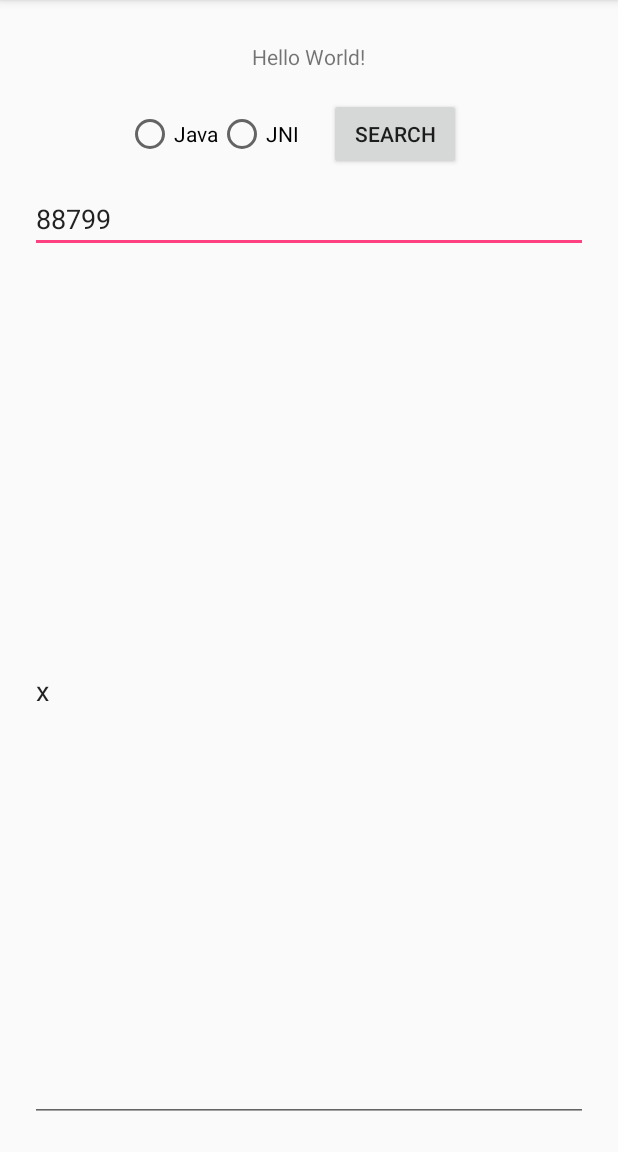
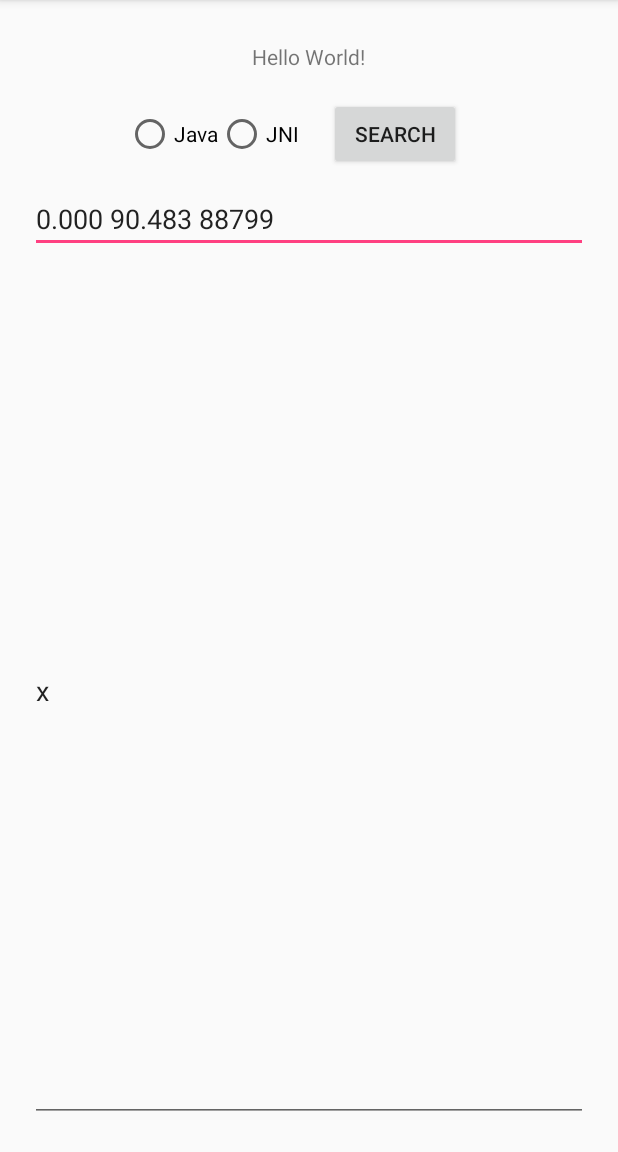
Before and after one commit to shobhitagarwal1612/SearchNative, an Android app: the screen it shows after launch (MainActivity), on a phone screen of 412 x 824 dp, the part 84-1236 px from its top. Run offline under Robolectric (Android 15) with nearby library versions, the phone set to English and light mode, and no system bars; 1 statement that could not run was skipped.

Commit message:
Makes the search value more complex to increase processing time

```diff
--- a/app/src/main/res/layout/activity_main.xml
+++ b/app/src/main/res/layout/activity_main.xml
@@ -60,7 +60,7 @@
         android:layout_height="wrap_content"
         android:ems="10"
         android:hint="@string/search_query"
-        android:text="88799"
+        android:text="@string/search_value"
         android:inputType="textPersonName" />
 
     <EditText
--- a/app/src/main/res/values/strings.xml
+++ b/app/src/main/res/values/strings.xml
@@ -5,4 +5,5 @@
     <string name="search">Search</string>
     <string name="using_java">Java</string>
     <string name="using_jni">JNI</string>
+    <string name="search_value">0.000 90.483  88799</string>
 </resources>
```
